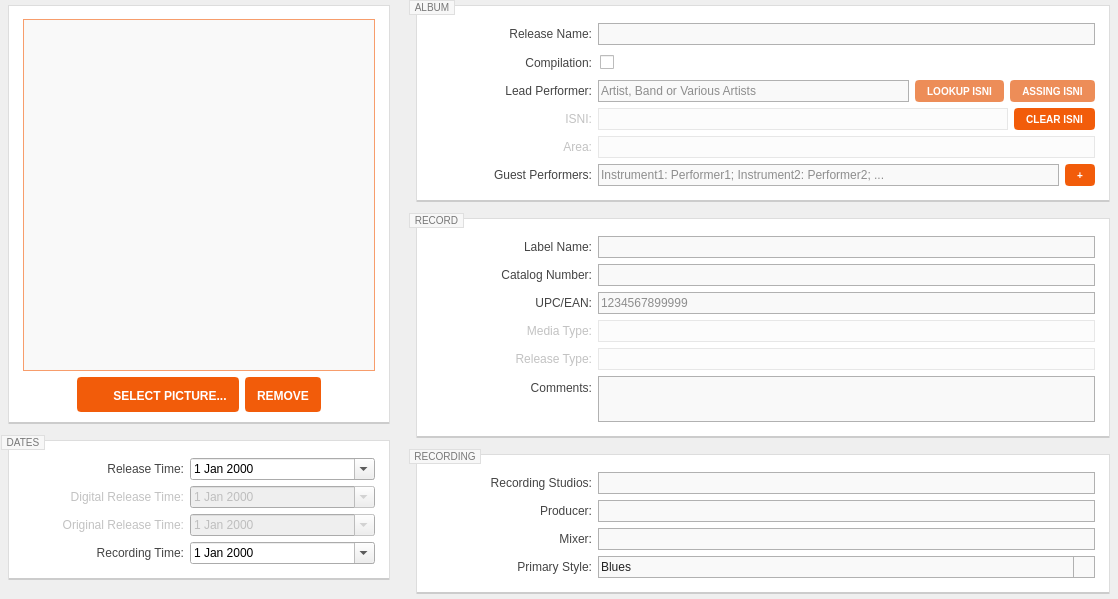
Qt form resources/ui/album_page.ui (Iconoclasteinc/tgit) before a commit.
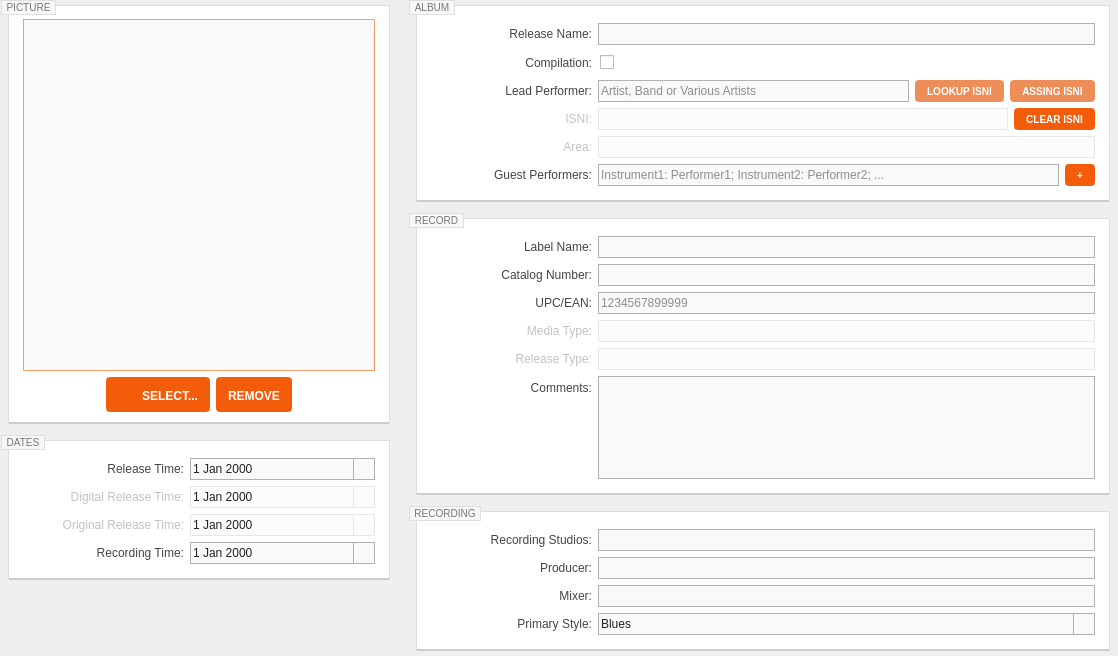
The same form after that commit. Icons and pictures are not drawn. Custom widgets are drawn as their Qt base class.

What changed in the file:
```diff
--- a/resources/ui/album_page.ui
+++ b/resources/ui/album_page.ui
@@ -7,12 +7,15 @@
     <x>0</x>
     <y>0</y>
     <width>1118</width>
-    <height>599</height>
+    <height>656</height>
    </rect>
   </property>
   <property name="styleSheet">
    <string notr="true">QLineEdit,
 QPlainTextEdit,
+QDateEdit,
+QDateEdit::drop-down,
+QDateEdit QAbsractItemView,
 QComboBox,
 QComboBox::drop-down,
 QComboBox QAbstractItemView {
@@ -22,6 +25,62 @@
 	min-height: 20px;
 }
 
+QCalendarWidget QAbstractItemView {
+    selection-background-color: #F25C0A;
+}
+
+QCalendarWidget QToolButton {
+	color: white;
+    background-color: transparent;
+}
+
+QCalendarWidget QToolButton#qt_calendar_monthbutton {
+	padding-right: 15px;
+}
+
+QCalendarWidget QMenu {
+	background-color: white;
+}
+
+QCalendarWidget QMenu::item::selected {
+  background-color:#F25C0A;
+}
+
+QCalendarWidget QToolButton::menu-indicator {
+    subcontrol-position: right center;
+    top: 2px; right: 2px;
+}
+
+QCalendarWidget QToolButton::menu-indicator {
+	image: url(:/images/chevron-down-white-8.png);
+}
+
+QCalendarWidget QToolButton::menu-indicator:open {
+    top: 3px; right: 1px; /* shift it a bit */
+}
+
+QSpinBox::up-button { 
+	background-color: transparent;
+	border: 1px solid #F79D6C;
+    padding: 1px;
+	image: url(:/images/chevron-up-black-8.png);
+}
+
+QSpinBox::up-button:pressed { 
+	padding: 0px 1px 2px 2px;
+}
+
+QSpinBox::down-button { 
+	background-color: transparent;
+	border: 1px solid #F79D6C;
+    padding: 1px;
+	image: url(:/images/chevron-down-black-8.png);
+}
+
+QSpinBox::down-button:pressed { 
+	padding: 2px 1px 0px 2px;
+}
+
 #lead_performer_container, #guest_performers_container, #isni_container {
     min-height: 22px;
 }
@@ -72,12 +131,6 @@
 	padding: 13px 14px 10px 14px;
  }
 
-#picture_box::title {
-	background-color: transparent;
-	color: transparent;
-	border: none;
- }
-
 #front_cover {
 	min-width: 350px;
 	max-width: 350px;
@@ -108,16 +161,24 @@
 
 QLineEdit:focus,
 QPlainTextEdit:focus,
+QDateEdit:focus,
+QDateEdit:on,
+QDateEdit::drop-down:focus,
+QDateEdit::drop-down:on,
+QDateEdit QAbstractItemView:focus,
 QComboBox:focus,
 QComboBox:on,
 QComboBox::drop-down:focus,
 QComboBox::drop-down:on,
-QComboBox QAbstractItemView:focus {
+QComboBox QAbstractItemView:focus,
+QSpinBox:focus {
 	border: 1px solid #F79D6C;
 }
 
 QLineEdit:disabled,
-QPlainTextEdit:disabled {
+QPlainTextEdit:disabled,
+QDateEdit:disabled,
+QDateEdit::drop-down:disabled {
 	background-color: #FCFCFC;
 	border-color: #E7E7E7;
 }
@@ -168,7 +229,7 @@
 	color: #C2C2C2;
 }
 
-QComboBox::drop-down {
+QDateEdit::drop-down, QComboBox::drop-down {
 	padding: 0;
 	margin: 0;
 	subcontrol-origin: border;
@@ -176,14 +237,17 @@
 	width: 20px;
 }
 
-QComboBox::down-arrow {
+QDateEdit::down-arrow, QComboBox::down-arrow {
 	image: url(:/down-arrow.png);
 }
 
+QDateEdit::down-arrow:on,
+QDateEdit::down-arrow:focus,
 QComboBox::down-arrow:on,
 QComboBox::down-arrow:focus {
 	image: url(:/down-arrow-on.png);
-}</string>
+}
+</string>
   </property>
   <layout class="QHBoxLayout" name="horizontalLayout_7">
    <property name="spacing">
@@ -228,7 +292,7 @@
       <item>
        <widget class="QGroupBox" name="picture_box">
         <property name="title">
-         <string/>
+         <string>PICTURE</string>
         </property>
         <layout class="QVBoxLayout" name="verticalLayout">
          <property name="leftMargin">
@@ -305,7 +369,7 @@
                <enum>Qt::StrongFocus</enum>
               </property>
               <property name="text">
-               <string>SELECT PICTURE...</string>
+               <string>SELECT...</string>
               </property>
              </widget>
             </item>
```
Left out of the diff: 30 changed lines with no effect on the pictures.
